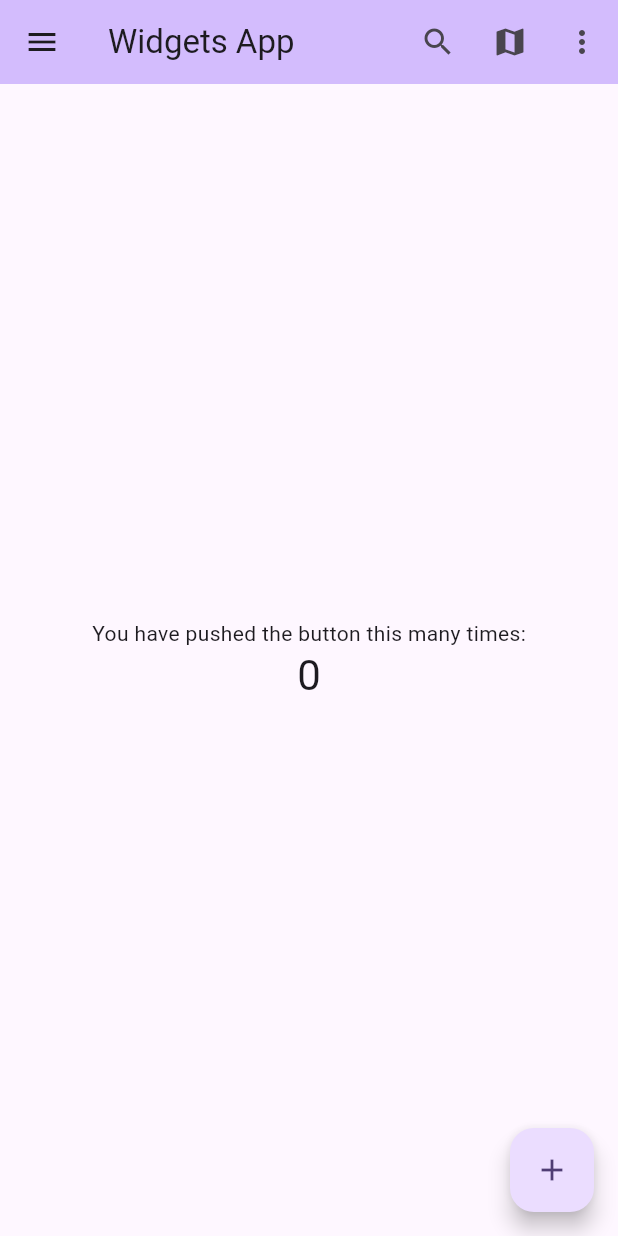
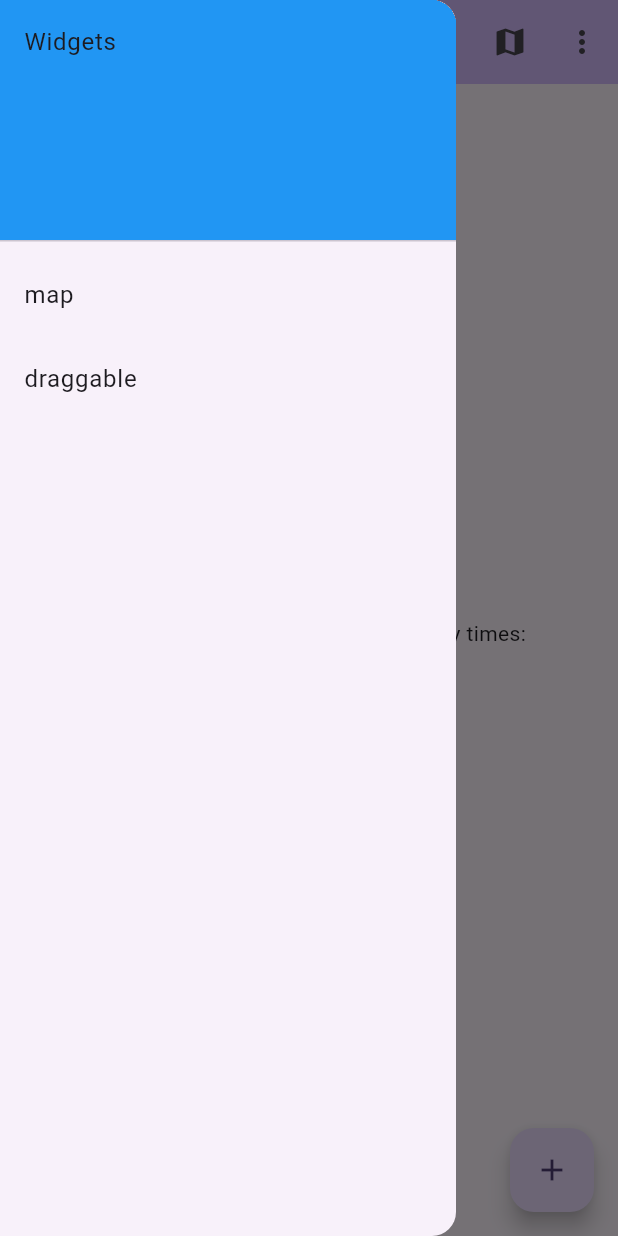
Before and after one commit to lim6112j/flutter_widgets, a Flutter app: the screen it shows after launch, with the side drawer open (before the commit the screen has no drawer), on a phone screen of 412 x 824 dp. Run offline on Flutter 3.47's test engine with Material 3 defaults, Android fonts, the phone set to English and light mode, and no system bars; our stand-ins replace dio, flutter_animate, flutter_map, flutter_riverpod, go_router, latlong2 and 2 more; generated files the repository leaves out were written again.

Commit message:
draggable page

```diff
--- a/apps/widgets_app/lib/pages/my_home_page.dart
+++ b/apps/widgets_app/lib/pages/my_home_page.dart
@@ -42,6 +42,34 @@ class _MyHomePageState extends State<MyHomePage> {
     // fast, so that you can just rebuild anything that needs updating rather
     // than having to individually change instances of widgets.
     return Scaffold(
+      drawer: Drawer(
+        child: ListView(
+          padding: EdgeInsets.zero,
+          children: [
+            const DrawerHeader(
+              decoration: BoxDecoration(
+                color: Colors.blue,
+              ),
+              child: Text('Widgets'),
+            ),
+            ListTile(
+              title: const Text('map'),
+              onTap: () {
+                context.push('/map');
+                // Handle item 1 press
+              },
+            ),
+            ListTile(
+              title: const Text('draggable'),
+              onTap: () {
+                context.push('/draggable');
+                // Handle item 2 press
+              },
+            ),
+          ],
+        ),
+      ),
+
       appBar: AppBar(
         // TRY THIS: Try changing the color here to a specific color (to
         // Colors.amber, perhaps?) and trigger a hot reload to see the AppBar
@@ -50,12 +78,6 @@ class _MyHomePageState extends State<MyHomePage> {
         // Here we take the value from the MyHomePage object that was created by
         // the App.build method, and use it to set our appbar title.
         title: Text(widget.title),
-        leading: IconButton(
-          icon: const Icon(Icons.menu),
-          onPressed: () {
-            // Handle menu button press
-          },
-        ),
         actions: [
           IconButton(
             icon: const Icon(Icons.search),
--- a/packages/my_dart_package/lib/routes/router.dart
+++ b/packages/my_dart_package/lib/routes/router.dart
@@ -2,6 +2,7 @@ import 'package:go_router/go_router.dart';
 import 'package:widgets_app/pages/my_home_page.dart';
 import 'package:widgets_app/pages/my_setting_page.dart';
 import 'package:widgets_app/pages/map_page.dart';
+import 'package:widgets_app/pages/my_draggable_page.dart';
 
 final routes = GoRouter(
   routes: [
@@ -19,5 +20,10 @@ final routes = GoRouter(
       name: 'widgets',
       builder: (context, state) => const MyHomePage(title: 'Widgets App'),
     ),
+    GoRoute(
+      path: '/draggable',
+      name: 'draggable',
+      builder: (context, state) => const MyDraggablePage(),
+    ),
   ],
 );
```
Also changed, not shown: apps/widgets_app/lib/pages/my_draggable_page.dart (added, +22 -0 lines).
